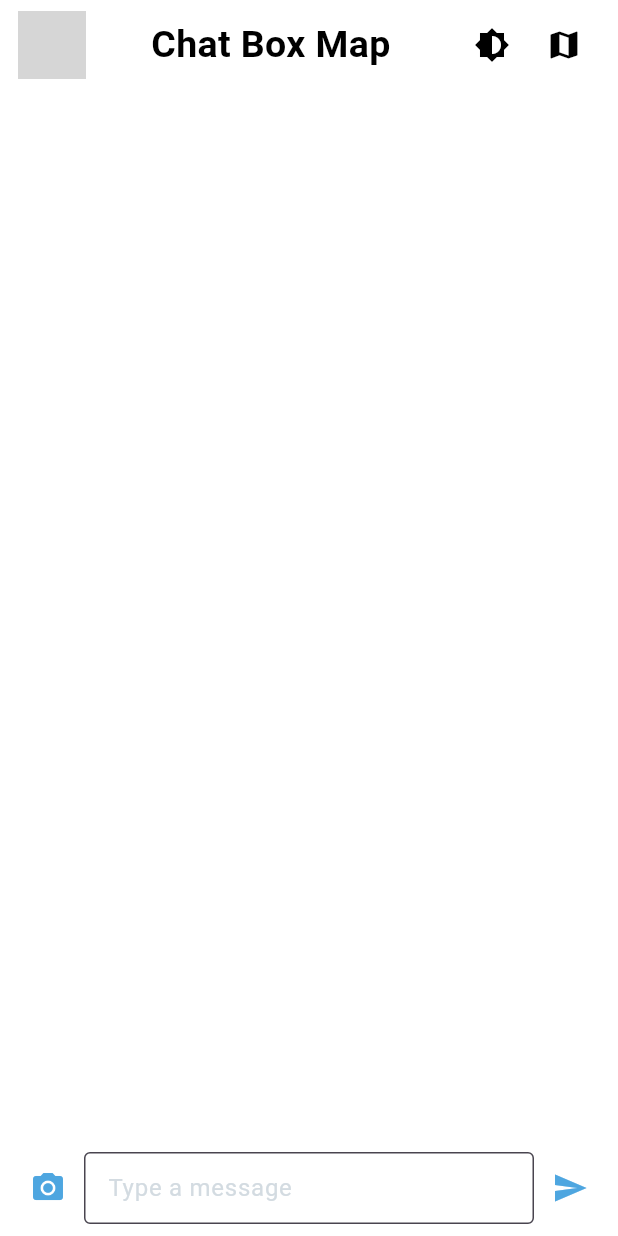
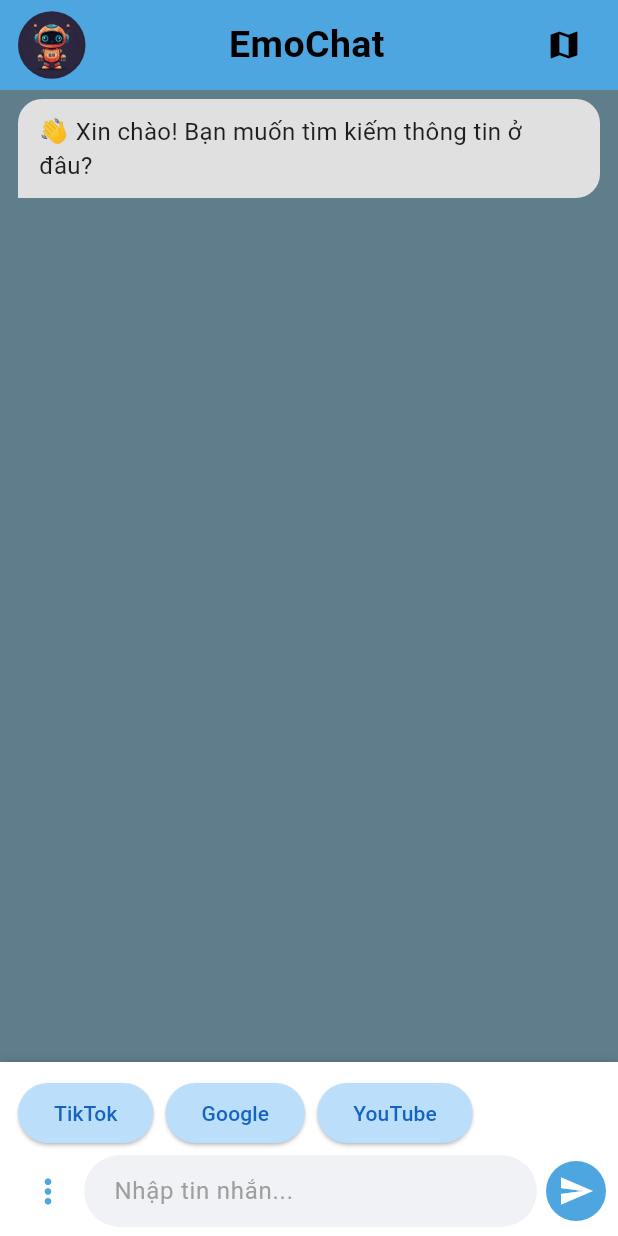
Before and after one commit to Couter07/Chat_Box_Fontend, a Flutter app: the screen it shows after launch, on a phone screen of 412 x 824 dp. Run offline on Flutter 3.47's test engine with Material 3 defaults, Android fonts, the phone set to English and light mode, and no system bars; our stand-ins replace device_preview, flutter_map, flutter_svg, geolocator, latlong2; Roboto replaces fonts that are missing (RobotoMono); grey boxes are pictures that could not be loaded.

Commit message:
sua giao dien

```diff
--- a/flutter_check/lib/view/chat_box_map.dart
+++ b/flutter_check/lib/view/chat_box_map.dart
@@ -16,9 +16,26 @@
   Color colors = Color.fromARGB(255, 255, 255, 255);
   Color colorsText = Color.fromARGB(255, 0, 0, 0);
   Color colorsLevel1 = Color.fromARGB(255, 78, 166, 224);
-  Color colorsLevel2 = Color.fromARGB(255, 78, 166, 224);
+  Color colorsLevel2 = Colors.blueGrey;
   Color colorsLevel3 = Color.fromARGB(255, 78, 166, 224);
   bool check = false;
+  bool showOptions = true;
+
+  @override
+  void initState() {
+    super.initState();
+    Future.delayed(const Duration(milliseconds: 500), () {
+      setState(() {
+        messages.insert(
+          0,
+          Message(
+            id: 'bot',
+            content: '👋 Xin chào! Bạn muốn tìm kiếm thông tin ở đâu?',
+          ),
+        );
+      });
+    });
+  }
 
   @override
   Widget build(BuildContext context) {
@@ -26,7 +43,7 @@
       appBar: PreferredSize(
         preferredSize: Size.fromHeight(60),
         child: Container(
-          color: colors,
+          color: colorsLevel1,
           padding: const EdgeInsets.symmetric(horizontal: 12),
           child: SafeArea(
             child: Row(
@@ -36,18 +53,17 @@
                 ClipRRect(
                   borderRadius: BorderRadius.circular(24),
                   child: Image.asset(
-                    'assets/images/Robot_Icon.jpeg',
+                    'assets/images/Robot_icon.jpeg',
                     width: 45,
                     height: 45,
                     fit: BoxFit.cover,
                   ),
                 ),
-
                 // Tiêu đề ở giữa (dùng Expanded để canh giữa)
                 Expanded(
                   child: Center(
                     child: Text(
-                      'Chat Box Map',
+                      'EmoChat',
                       style: TextStyle(
                         color: colorsText,
                         fontSize: 25,
@@ -57,15 +73,6 @@
                     ),
                   ),
                 ),
-
-                // Icon bên phải
-                IconButton(
-                  onPressed: () {
-                    _changeTheme();
-                  },
-                  icon: Icon(Icons.brightness_6, color: colorsText),
-                ),
-
                 IconButton(
                   onPressed: () {
                     Navigator.push(
@@ -83,7 +90,7 @@
       body: Stack(
         children: [
           Container(
-            color: colors,
+            color: colorsLevel2,
             child: Column(
               children: [
                 Expanded(
@@ -103,53 +110,93 @@
             left: 0,
             bottom: 0,
             child: Container(
-              padding: const EdgeInsets.symmetric(horizontal: 8, vertical: 8),
+              padding: const EdgeInsets.symmetric(horizontal: 8, vertical: 6),
               decoration: BoxDecoration(
-                color: colors,
-                borderRadius: BorderRadius.only(
-                  topLeft: Radius.circular(30.0),
-                  topRight: Radius.circular(30.0),
+                color: Colors.white,
+                boxShadow: [
+                  BoxShadow(
+                    color: Colors.black12,
+                    blurRadius: 4,
+                    offset: Offset(0, -1),
+                  ),
+                ],
+              ),
+              child: Column(
+                mainAxisSize: MainAxisSize.min,
+                crossAxisAlignment: CrossAxisAlignment.start,
+                children: [
+                  // ⬇ Nút chọn TikTok, Google, YouTube
+                  if (showOptions)
+                    Padding(
+                      padding: const EdgeInsets.symmetric(
+                        horizontal: 4.0,
+                        vertical: 4.0,
+                      ),
+                      child: Wrap(
+                        alignment: WrapAlignment.center,
+                        spacing: 8,
+                        children: [
+                          _buildOptionButton('TikTok'),
+                          _buildOptionButton('Google'),
+                          _buildOptionButton('YouTube'),
+                        ],
                       ),
                     ),
-              child: Row(
+
+                  // ⬇ TextField + nút gửi
+                  Row(
                     children: [
                       IconButton(
-                    onPressed: () {},
+                        onPressed: () {
+                          setState(() {
+                            showOptions = !showOptions;
+                          });
+                        },
                         icon: const Icon(
-                      Icons.camera_alt,
+                          Icons.more_vert,
                           color: Color.fromARGB(255, 78, 166, 224),
+                          size: 26,
                         ),
                       ),
                       Expanded(
                         child: TextField(
                           controller: _controller,
                           decoration: InputDecoration(
-                        hintText: 'Type a message',
-                        hintStyle: const TextStyle(
-                          color: Color.fromARGB(255, 211, 219, 225),
+                            hintText: 'Nhập tin nhắn...',
+                            hintStyle: TextStyle(color: Colors.grey[500]),
+                            contentPadding: const EdgeInsets.symmetric(
+                              horizontal: 16,
+                              vertical: 10,
                             ),
-                        fillColor: colors,
                             filled: true,
-                        contentPadding: const EdgeInsets.symmetric(
-                          horizontal: 12,
-                          vertical: 8,
+                            fillColor: const Color(0xFFF0F2F5),
+                            border: OutlineInputBorder(
+                              borderRadius: BorderRadius.circular(25),
+                              borderSide: BorderSide.none,
                             ),
-                        border: const OutlineInputBorder(),
                           ),
-                      style: TextStyle(color: colorsText, fontSize: 16.0),
+                          style: const TextStyle(fontSize: 16),
                           onSubmitted: (text) {
                             _sendMessage(text.trim(), 'user');
                           },
                         ),
                       ),
-                  IconButton(
-                    icon: const Icon(
-                      Icons.send,
-                      color: Color.fromARGB(255, 78, 166, 224),
+                      const SizedBox(width: 6),
+                      CircleAvatar(
+                        backgroundColor: const Color.fromARGB(
+                          255,
+                          78,
+                          166,
+                          224,
                         ),
+                        child: IconButton(
+                          icon: const Icon(Icons.send, color: Colors.white),
                           onPressed: () {
                             _sendMessage(_controller.text.trim(), 'user');
                           },
+                        ),
+                      ),
+                    ],
                   ),
                 ],
               ),
@@ -161,31 +208,51 @@
   }
 
   Widget _buildMessageTile(Color colors, int index) {
-    final check = messages[index].getId == 'user';
+    final isUser = messages[index].getId == 'user';
+    final messageText = messages[index].getContent;
     return Align(
-      alignment: check ? Alignment.centerRight : Alignment.centerLeft,
+      alignment: isUser ? Alignment.centerRight : Alignment.centerLeft,
       child: Container(
-        margin: const EdgeInsets.all(8.0),
-        padding: const EdgeInsets.all(16.0),
+        margin: const EdgeInsets.symmetric(vertical: 6.0, horizontal: 12.0),
+        padding: const EdgeInsets.symmetric(horizontal: 14.0, vertical: 10.0),
         decoration: BoxDecoration(
-          color: check ? Colors.blue : const Color.fromARGB(255, 132, 130, 130),
-          borderRadius: BorderRadius.circular(8.0),
+          color: isUser ? Colors.blue[400] : const Color(0xFFE0E0E0),
+          borderRadius: BorderRadius.only(
+            topLeft: const Radius.circular(16),
+            topRight: const Radius.circular(16),
+            bottomLeft: Radius.circular(isUser ? 16 : 0),
+            bottomRight: Radius.circular(isUser ? 0 : 16),
+          ),
         ),
         child: Column(
+          crossAxisAlignment: CrossAxisAlignment.start,
           children: [
             Text(
-              messages[index].getContent,
-              style: TextStyle(color: colorsText, fontSize: 16.0),
+              messageText,
+              style: TextStyle(
+                color: isUser ? Colors.white : Colors.black87,
+                fontSize: 16.0,
               ),
-            if (!check)
-              IconButton(
+            ),
+            if (!isUser &&
+                messageText.toLowerCase().contains(
+                  "bản đồ",
+                )) // hoặc tùy điều kiện
+              Padding(
+                padding: const EdgeInsets.only(top: 6.0),
+                child: IconButton(
                   onPressed: () {
                     Navigator.push(
                       context,
                       MaterialPageRoute(builder: (context) => MapPage()),
                     );
                   },
-                icon: Icon(Icons.map_outlined, color: Colors.red, size: 30),
+                  icon: const Icon(
+                    Icons.map_outlined,
+                    color: Colors.red,
+                    size: 26,
+                  ),
+                ),
               ),
           ],
         ),
@@ -193,6 +260,7 @@
     );
   }
 
+  // chatbot chat lai
   void _sendMessage(String text, String role) async {
     final text = _controller.text.trim();
     if (text.isNotEmpty) {
@@ -214,17 +282,20 @@
     }
   }
 
-  void _changeTheme() {
+  Widget _buildOptionButton(String label) {
+    return ElevatedButton(
+      style: ElevatedButton.styleFrom(
+        backgroundColor: Colors.blue.shade100,
+        foregroundColor: Colors.blue.shade800,
+        shape: RoundedRectangleBorder(borderRadius: BorderRadius.circular(20)),
+      ),
+      onPressed: () {
+        _sendMessage("Tìm kiếm $label", 'user');
         setState(() {
-      if (check) {
-        check = false;
-        colors = Color.fromARGB(255, 255, 255, 255);
-        colorsText = Color.fromARGB(255, 50, 49, 49);
-      } else {
-        check = true;
-        colors = Color.fromARGB(255, 50, 49, 49);
-        colorsText = Color.fromARGB(255, 255, 255, 255);
-      }
+          showOptions = false; // Ẩn nút sau khi chọn
         });
+      },
+      child: Text(label),
+    );
   }
 }
--- a/flutter_check/pubspec.yaml
+++ b/flutter_check/pubspec.yaml
@@ -63,8 +63,9 @@
 
   # To add assets to your application, add an assets section, like this:
   assets:
-    - assets/images/
-  #   - images/a_dot_ham.jpeg
+    - assets/images/Robot_icon.jpeg
+    - assets/images/Arrow - Left.svg
+    # - images/a_dot_ham.jpeg
 
   # An image asset can refer to one or more resolution-specific "variants", see
   # https://flutter.dev/to/resolution-aware-images
```
Lines whose indentation alone changed are shown as unchanged.
